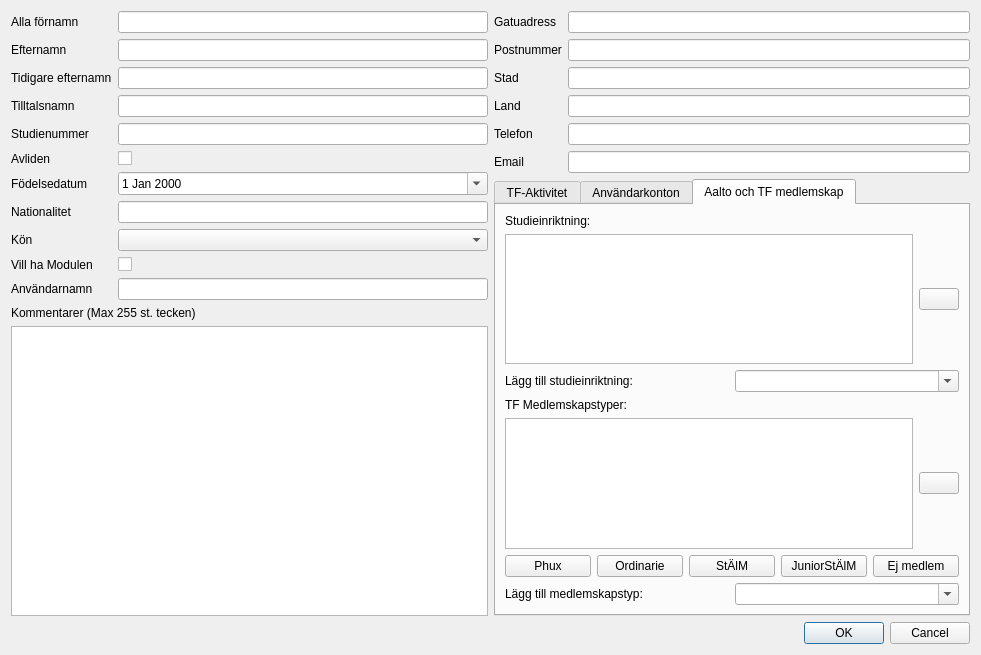
Teknologforeningen/svaksvat, file ui/memberedit.ui: the form before one commit.
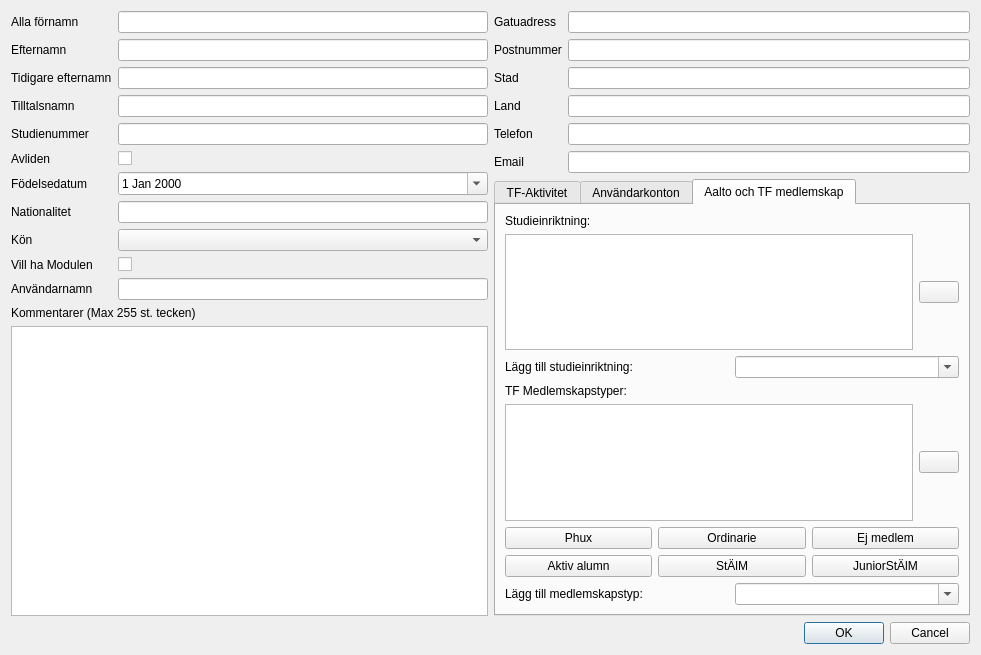
The form after the commit. The open tabs and pages were chosen to show the change. Icons and pictures are not drawn.

Commit message: Add make aktiv alumn button

The edit to the form file:
```diff
--- a/ui/memberedit.ui
+++ b/ui/memberedit.ui
@@ -576,6 +576,24 @@
               </widget>
              </item>
              <item>
+              <widget class="QPushButton" name="makeEjMedlemButton">
+               <property name="text">
+                <string>Ej medlem</string>
+               </property>
+              </widget>
+             </item>
+            </layout>
+           </item>
+           <item>
+            <layout class="QHBoxLayout" name="horizontalLayout_4">
+             <item>
+              <widget class="QPushButton" name="makeActiveAlumnButton">
+               <property name="text">
+                <string>Aktiv alumn</string>
+               </property>
+              </widget>
+             </item>
+             <item>
               <widget class="QPushButton" name="makeStAlMButton">
                <property name="text">
                 <string>StÄlM</string>
@@ -589,13 +607,6 @@
                </property>
               </widget>
              </item>
-             <item>
-              <widget class="QPushButton" name="makeEjMedlemButton">
-               <property name="text">
-                <string>Ej medlem</string>
-               </property>
-              </widget>
-             </item>
             </layout>
            </item>
            <item>
```
The commit also changes 2 other files.
